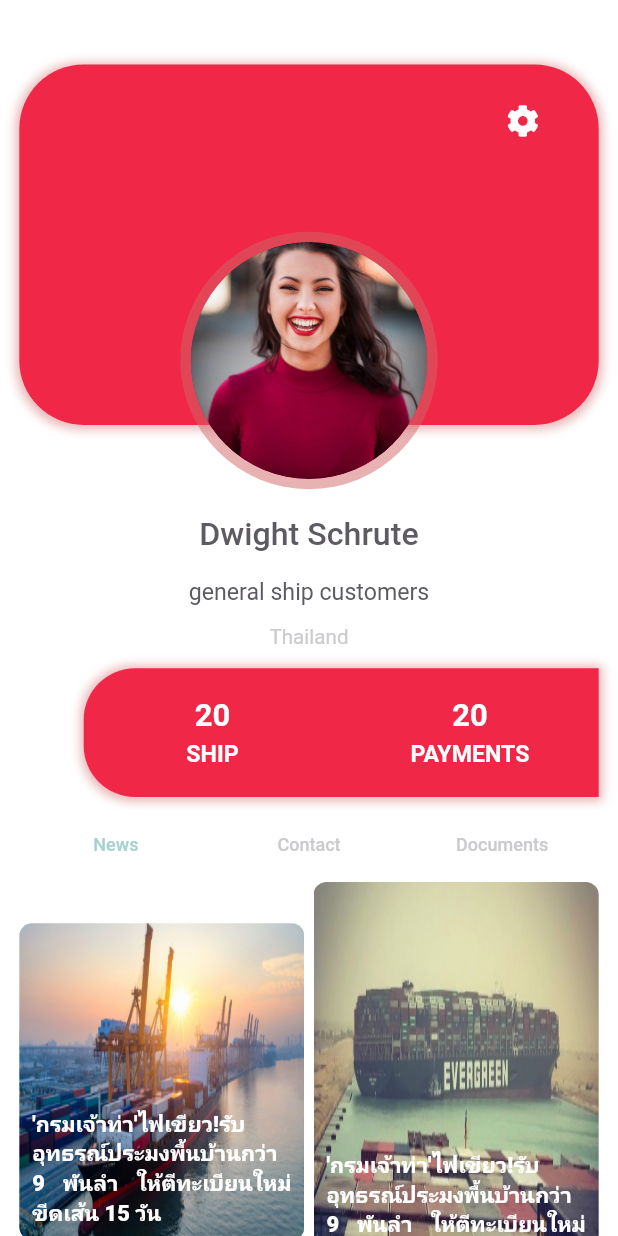
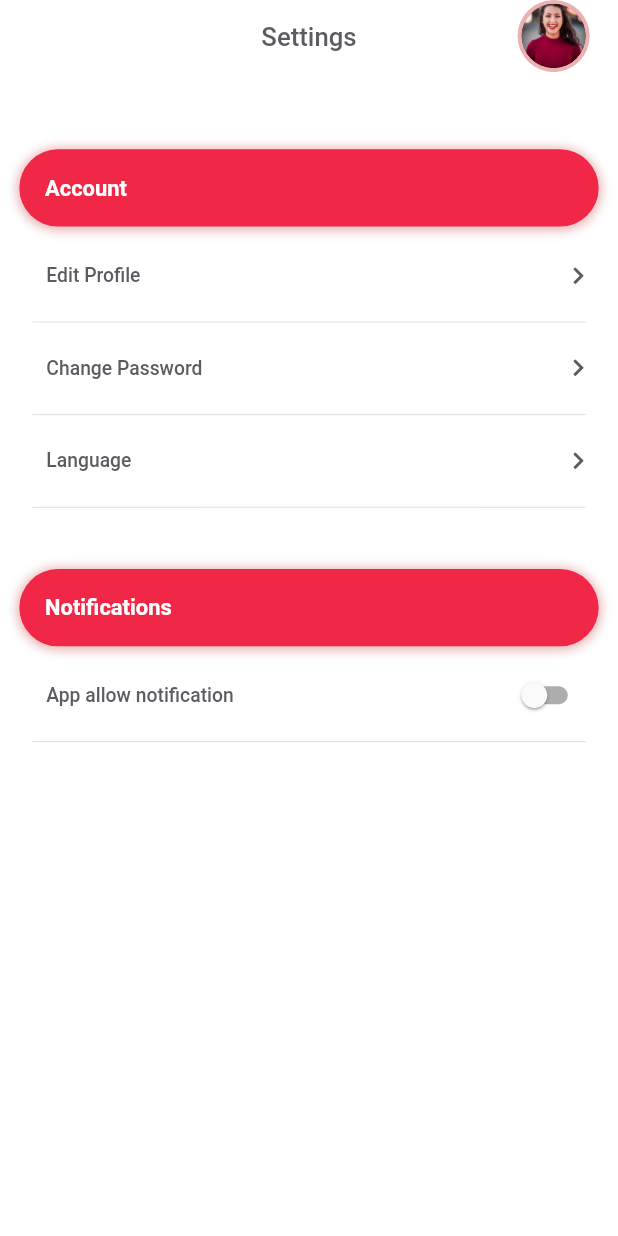
Before and after one commit to etnecadev/etneca-link, a Flutter app: the screen it shows after launch, after a tap on an icon or button, on a phone screen of 412 x 824 dp. Run offline on Flutter 3.47's test engine with Material 2 defaults, Android fonts, the phone set to English and light mode, and no system bars; drawn by our look-alikes of contained_tab_bar_view; our stand-ins replace adaptive_theme, carousel_slider, dot_navigation_bar, expandable, flutter_staggered_animations, font_awesome_flutter and 1 more.

Commit message:
settings

```diff
--- /dev/null
+++ b/lib/src/page/settings.dart
@@ -0,0 +1,224 @@
+import 'package:flutter/material.dart';
+import 'package:font_awesome_flutter/font_awesome_flutter.dart';
+
+class SettingsPage extends StatefulWidget {
+  @override
+  _SettingsPageState createState() => _SettingsPageState();
+}
+
+class _SettingsPageState extends State<SettingsPage> {
+  bool isSwitched = false;
+
+  @override
+  Widget build(BuildContext context) {
+    return Scaffold(
+      backgroundColor: Color.fromRGBO(255, 255, 255, 1),
+      appBar: AppBar(
+        backgroundColor: Color.fromRGBO(255, 255, 255, 1),
+        elevation: 0,
+        centerTitle: true,
+        title: Text(
+          'Settings',
+          style: TextStyle(
+              color: Color.fromRGBO(93, 90, 97, 1),
+              fontSize: 20,
+              fontWeight: FontWeight.w500),
+        ),
+        actions: [
+          Container(
+            child: CircleAvatar(
+                backgroundColor: Color.fromRGBO(210, 100, 102, 0.5),
+                radius: 50.0,
+                child: ClipOval(
+                  child: CircleAvatar(
+                    backgroundImage: AssetImage('assets/images/profile.jpg'),
+                    radius: 25.0,
+                  ),
+                )),
+          ),
+        ],
+      ),
+      body: SingleChildScrollView(
+        child: Column(
+          children: [
+            SizedBox(
+              height: 60,
+            ),
+            Container(
+              width: double.infinity,
+              height: 60,
+              margin: EdgeInsets.symmetric(horizontal: 15),
+              decoration: BoxDecoration(
+                borderRadius: BorderRadius.circular(40),
+                color: Color.fromRGBO(240, 39, 70, 1),
+                boxShadow: [
+                  BoxShadow(
+                    color: Color.fromRGBO(210, 100, 102, 1).withOpacity(0.5),
+                    spreadRadius: 2,
+                    blurRadius: 6,
+                    offset: Offset(0, 1), // changes position of shadow
+                  ),
+                ],
+              ),
+              child: Container(
+                alignment: Alignment.centerLeft,
+                padding: EdgeInsets.symmetric(horizontal: 20),
+                child: Text(
+                  'Account',
+                  style: TextStyle(
+                      color: Color.fromRGBO(255, 255, 255, 1),
+                      fontSize: 17,
+                      fontWeight: FontWeight.w600),
+                ),
+              ),
+            ),
+            SizedBox(
+              height: 10,
+            ),
+            ListTile(
+              title: Padding(
+                padding: EdgeInsets.symmetric(horizontal: 20),
+                child: Text(
+                  "Edit Profile",
+                  style: TextStyle(
+                      color: Color.fromRGBO(93, 90, 97, 1),
+                      fontSize: 15,
+                      fontWeight: FontWeight.w500),
+                ),
+              ),
+              trailing: Padding(
+                padding: EdgeInsets.symmetric(horizontal: 10),
+                child: FaIcon(
+                  FontAwesomeIcons.chevronRight,
+                  color: Color.fromRGBO(93, 90, 97, 1),
+                  size: 15,
+                ),
+              ),
+            ),
+            Divider(
+              indent: 25,
+              endIndent: 25,
+            ), //
+            ListTile(
+              title: Padding(
+                padding: EdgeInsets.symmetric(horizontal: 20),
+                child: Text(
+                  "Change Password",
+                  style: TextStyle(
+                      color: Color.fromRGBO(93, 90, 97, 1),
+                      fontSize: 15,
+                      fontWeight: FontWeight.w500),
+                ),
+              ),
+              trailing: Padding(
+                padding: EdgeInsets.symmetric(horizontal: 10),
+                child: FaIcon(
+                  FontAwesomeIcons.chevronRight,
+                  color: Color.fromRGBO(93, 90, 97, 1),
+                  size: 15,
+                ),
+              ),
+            ),
+            Divider(
+              indent: 25,
+              endIndent: 25,
+            ),
+            ListTile(
+              title: Padding(
+                padding: EdgeInsets.symmetric(horizontal: 20),
+                child: Text(
+                  "Language",
+                  style: TextStyle(
+                      color: Color.fromRGBO(93, 90, 97, 1),
+                      fontSize: 15,
+                      fontWeight: FontWeight.w500),
+                ),
+              ),
+              trailing: Padding(
+                padding: EdgeInsets.symmetric(horizontal: 10),
+                child: FaIcon(
+                  FontAwesomeIcons.chevronRight,
+                  color: Color.fromRGBO(93, 90, 97, 1),
+                  size: 15,
+                ),
+              ),
+            ),
+            Divider(
+              indent: 25,
+              endIndent: 25,
+            ),
+
+            ///
+
+            SizedBox(
+              height: 40,
+            ),
+            Container(
+              width: double.infinity,
+              height: 60,
+              margin: EdgeInsets.symmetric(horizontal: 15),
+              decoration: BoxDecoration(
+                borderRadius: BorderRadius.circular(40),
+                color: Color.fromRGBO(240, 39, 70, 1),
+                boxShadow: [
+                  BoxShadow(
+                    color: Color.fromRGBO(210, 100, 102, 1).withOpacity(0.5),
+                    spreadRadius: 2,
+                    blurRadius: 6,
+                    offset: Offset(0, 1), // changes position of shadow
+                  ),
+                ],
+              ),
+              child: Container(
+                alignment: Alignment.centerLeft,
+                padding: EdgeInsets.symmetric(horizontal: 20),
+                child: Text(
+                  'Notifications',
+                  style: TextStyle(
+                      color: Color.fromRGBO(255, 255, 255, 1),
+                      fontSize: 17,
+                      fontWeight: FontWeight.w600),
+                ),
+              ),
+            ),
+            SizedBox(
+              height: 10,
+            ),
+            ListTile(
+                title: Padding(
+                  padding: EdgeInsets.symmetric(horizontal: 20),
+                  child: Text(
+                    "App allow notification",
+                    style: TextStyle(
+                        color: Color.fromRGBO(93, 90, 97, 1),
+                        fontSize: 15,
+                        fontWeight: FontWeight.w500),
+                  ),
+                ),
+                trailing: Padding(
+                    padding: EdgeInsets.symmetric(horizontal: 10),
+                    child: Switch(
+                      activeColor: Color.fromRGBO(166, 210, 204, 1),
+                        value: isSwitched,
+                        onChanged: (value) {
+                          setState(() {
+                            isSwitched = value;
+                          });
+                          // child: FaIcon(
+                          //   FontAwesomeIcons.chevronRight,
+                          //   color: Color.fromRGBO(93, 90, 97, 1),
+                          //   size: 15,
+                          // ),
+                        }))),
+            Divider(
+              indent: 25,
+              endIndent: 25,
+            ),
+
+            ///
+          ],
+        ),
+      ),
+    );
+  }
+}
--- a/lib/src/page/userPage.dart
+++ b/lib/src/page/userPage.dart
@@ -3,6 +3,7 @@ import 'package:flutter/material.dart';
 import 'package:flutter_project_template/src/component/contact.dart';
 import 'package:flutter_project_template/src/component/documents.dart';
 import 'package:flutter_project_template/src/component/news.dart';
+import 'package:flutter_project_template/src/page/settings.dart';
 import 'package:font_awesome_flutter/font_awesome_flutter.dart';
 
 class UserPage extends StatefulWidget {
@@ -29,7 +30,7 @@ class _UserPageState extends State<UserPage> {
                   margin: EdgeInsets.symmetric(vertical: 50, horizontal: 15),
                   decoration: BoxDecoration(
                     borderRadius: BorderRadius.circular(50),
-                    color: Color.fromRGBO(240	,39	,70	, 1),
+                    color: Color.fromRGBO(240, 39, 70, 1),
                     boxShadow: [
                       BoxShadow(
                         color:
@@ -52,7 +53,12 @@ class _UserPageState extends State<UserPage> {
                       color: Color.fromRGBO(255, 255, 255, 1),
                       size: 25,
                     ),
-                    onPressed: () {},
+                    onPressed: () {
+                      Navigator.push(
+                          context,
+                          MaterialPageRoute(
+                              builder: (context) => SettingsPage()));
+                    },
                   ),
                 ),
                 Positioned(
@@ -109,7 +115,7 @@ class _UserPageState extends State<UserPage> {
                     bottomLeft: Radius.circular(40),
                     topLeft: Radius.circular(40),
                   ),
-                  color: Color.fromRGBO(240	,39	,70	, 1),
+                  color: Color.fromRGBO(240, 39, 70, 1),
                   boxShadow: [
                     BoxShadow(
                       color: Color.fromRGBO(210, 100, 102, 1).withOpacity(0.5),
@@ -199,10 +205,8 @@ class _UserPageState extends State<UserPage> {
               width: double.infinity,
               height: 500,
               child: DefaultTabController(
-
                 length: 3,
                 child: ContainedTabBarView(
-
                   tabBarProperties: TabBarProperties(
                     indicator: ContainerTabIndicator(
                       color: Color.fromRGBO(166, 210, 204, 1),
@@ -210,7 +214,6 @@ class _UserPageState extends State<UserPage> {
                       height: 4,
                       padding: const EdgeInsets.only(top: 15),
                     ),
-
                     indicatorColor: Colors.white,
                     labelColor: Color.fromRGBO(166, 210, 204, 1),
                     unselectedLabelColor: Color.fromRGBO(203, 202, 205, 1),
--- a/pubspec.yaml
+++ b/pubspec.yaml
@@ -37,6 +37,7 @@ dependencies:
   expandable: ^5.0.1
   url_launcher: ^6.0.10
   flutter_staggered_animations: ^1.0.0
+  flutter_switch: ^0.3.2
 
 dev_dependencies:
   flutter_test:
```
Also changed, not shown: pubspec.lock.
